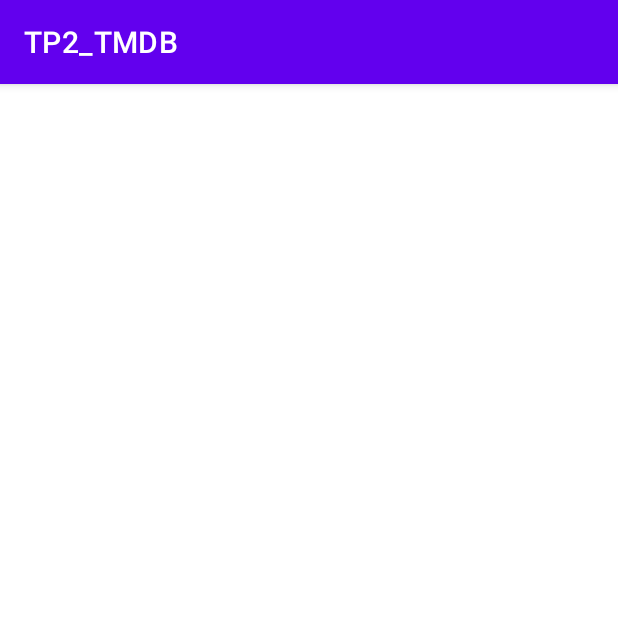
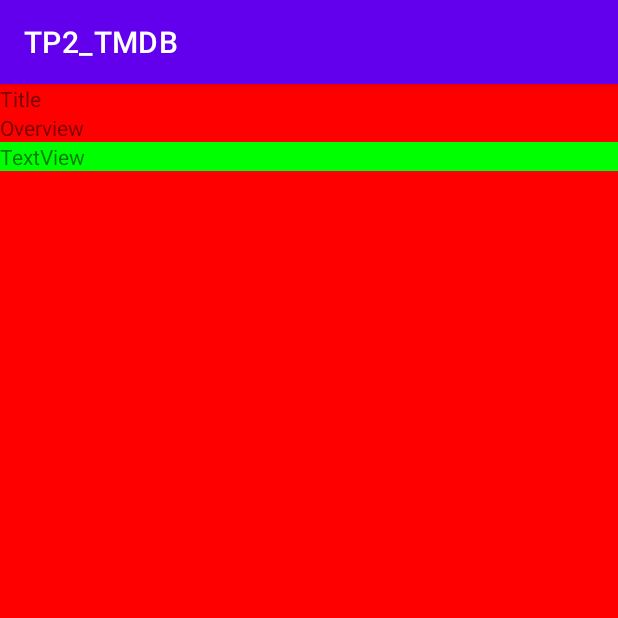
Before and after one commit to RomainPoutot/TP2_PAM, an Android app: the fragment FilmDetailFragment shown on its own in the app's theme, on a phone screen of 412 x 824 dp, the top half of it. Run offline under Robolectric (Android 15) with nearby library versions, the phone set to English and light mode, and no system bars; pictures from the network do not load; 1 statement that could not run was skipped.

Commit message:
Started film_detail.xml, issue with the scrollview

```diff
--- a/app/src/main/java/com/example/tp2_tmdb/FilmDetailFragment.kt
+++ b/app/src/main/java/com/example/tp2_tmdb/FilmDetailFragment.kt
@@ -1,14 +1,17 @@
 package com.example.tp2_tmdb
 
 import android.os.Bundle
+import android.util.Log
 import androidx.fragment.app.Fragment
 import android.view.LayoutInflater
 import android.view.View
 import android.view.ViewGroup
+import android.widget.ImageView
 import android.widget.TextView
 import androidx.lifecycle.lifecycleScope
 import androidx.recyclerview.widget.LinearLayoutManager
 import androidx.recyclerview.widget.RecyclerView
+import coil.load
 import kotlinx.coroutines.launch
 
 class FilmDetailFragment : Fragment() {
@@ -27,8 +30,41 @@ class FilmDetailFragment : Fragment() {
     override fun onViewCreated(view: View, savedInstanceState: Bundle?) {
         super.onViewCreated(view, savedInstanceState)
 
-        val textView: TextView = view.findViewById<TextView>(R.id.textView3)
-        textView.text = arguments?.getString("filmId")
+        val filmId: String? = arguments?.getString("filmId")
+
+        var httpManager = HttpManager()
+        httpManager.filmDetailData.observe(viewLifecycleOwner) {
+            Log.i("OnViewCreated FilmDetailFragment", httpManager.filmDetailData.value.toString())
+            bindData(view, httpManager.filmDetailData.value);
+        }
+
+        viewLifecycleOwner.lifecycleScope.launch {
+            if (filmId != null) {
+                httpManager.requestApiDetails(filmId)
+            }
+        }
+    }
+
+    fun bindData(view: View, filmDetail: FilmDetail?) {
+        if (filmDetail != null) {
+            val mTitleView: TextView = view.findViewById(R.id.filmDetailTitle)
+            val mOverviewView: TextView = view.findViewById(R.id.filmDetailOverview)
+            val mImageView: ImageView = view.findViewById(R.id.filmDetailPoster)
+            val mGenresView: TextView = view.findViewById(R.id.filmDetailGenres)
+
+            var genreListTemp: String = "Genres : \n"
+            filmDetail.genres?.forEach { e -> genreListTemp = "$genreListTemp    - ${e.name}, \n" }
+
+            mTitleView.text = filmDetail.title
+            mOverviewView.text = filmDetail.overview
+            mGenresView.text = genreListTemp
+            if (filmDetail.backdrop_path != null) {
+                Log.i("bindData FilmDetailFragment", "banner exists")
+                mImageView.load("https://image.tmdb.org/t/p/w1280${filmDetail.backdrop_path}");
+            } else {
+                mImageView.load("https://image.tmdb.org/t/p/w300${filmDetail.poster_path}");
+            }
+        }
     }
 
 }
--- a/app/src/main/java/com/example/tp2_tmdb/FilmListAdapter.kt
+++ b/app/src/main/java/com/example/tp2_tmdb/FilmListAdapter.kt
@@ -8,7 +8,6 @@ import android.widget.ImageView
 import android.widget.TextView
 import androidx.recyclerview.widget.RecyclerView
 import coil.load
-import com.squareup.picasso.Picasso
 
 class FilmListAdapter(val films: List<FilmItem>, val filmListFragment: FilmListFragment) : RecyclerView.Adapter<FilmListAdapter.ViewHolder>() {
     class ViewHolder(view: View): RecyclerView.ViewHolder(view) {
--- a/app/src/main/res/layout/film_item.xml
+++ b/app/src/main/res/layout/film_item.xml
@@ -60,7 +60,7 @@
         android:id="@+id/filmItemId"
         android:layout_width="wrap_content"
         android:layout_height="wrap_content"
-        android:visibility="invisible"
+        android:visibility="gone"
         app:layout_constraintStart_toStartOf="parent"
         app:layout_constraintTop_toTopOf="parent" />
 
--- a/app/src/main/res/layout/fragment_film_detail.xml
+++ b/app/src/main/res/layout/fragment_film_detail.xml
@@ -1,19 +1,46 @@
 <?xml version="1.0" encoding="utf-8"?>
-<androidx.constraintlayout.widget.ConstraintLayout xmlns:android="http://schemas.android.com/apk/res/android"
+<ScrollView xmlns:android="http://schemas.android.com/apk/res/android"
     xmlns:app="http://schemas.android.com/apk/res-auto"
     xmlns:tools="http://schemas.android.com/tools"
     android:id="@+id/filmdetailLayout"
     android:layout_width="match_parent"
     android:layout_height="match_parent"
-    tools:context=".FilmDetailFragment" >
+    android:fillViewport="true"
+    tools:context=".FilmDetailFragment">
 
-    <TextView
-        android:id="@+id/textView3"
-        android:layout_width="wrap_content"
-        android:layout_height="wrap_content"
-        android:text="Film detail view"
-        app:layout_constraintBottom_toBottomOf="parent"
-        app:layout_constraintEnd_toEndOf="parent"
-        app:layout_constraintStart_toStartOf="parent"
-        app:layout_constraintTop_toTopOf="parent" />
-</androidx.constraintlayout.widget.ConstraintLayout>
+    <androidx.appcompat.widget.LinearLayoutCompat
+        android:layout_width="match_parent"
+        android:layout_height="0dp"
+        android:background="#ff0000"
+        android:orientation="vertical">
+
+
+        <ImageView
+            android:id="@+id/filmDetailPoster"
+            android:layout_width="wrap_content"
+            android:layout_height="wrap_content"
+            app:layout_constraintStart_toStartOf="parent"
+            app:layout_constraintTop_toTopOf="parent"
+            tools:src="@tools:sample/avatars" />
+
+        <TextView
+            android:id="@+id/filmDetailTitle"
+            android:layout_width="match_parent"
+            android:layout_height="wrap_content"
+            android:text="Title"/>
+
+        <TextView
+            android:id="@+id/filmDetailOverview"
+            android:layout_width="match_parent"
+            android:layout_height="wrap_content"
+            android:text="Overview" />
+
+
+        <TextView
+            android:id="@+id/filmDetailGenres"
+            android:layout_width="match_parent"
+            android:layout_height="wrap_content"
+            android:background="#00ff00"
+            android:text="TextView"/>
+    </androidx.appcompat.widget.LinearLayoutCompat>
+</ScrollView>
```
Also changed, not shown: app/src/main/java/com/example/tp2_tmdb/FilmDetail.kt (added, +67 -0 lines), app/src/main/java/com/example/tp2_tmdb/FilmListFragment.kt (+1 -8 lines), app/src/main/java/com/example/tp2_tmdb/HttpManager.kt (+12 -1 lines).
